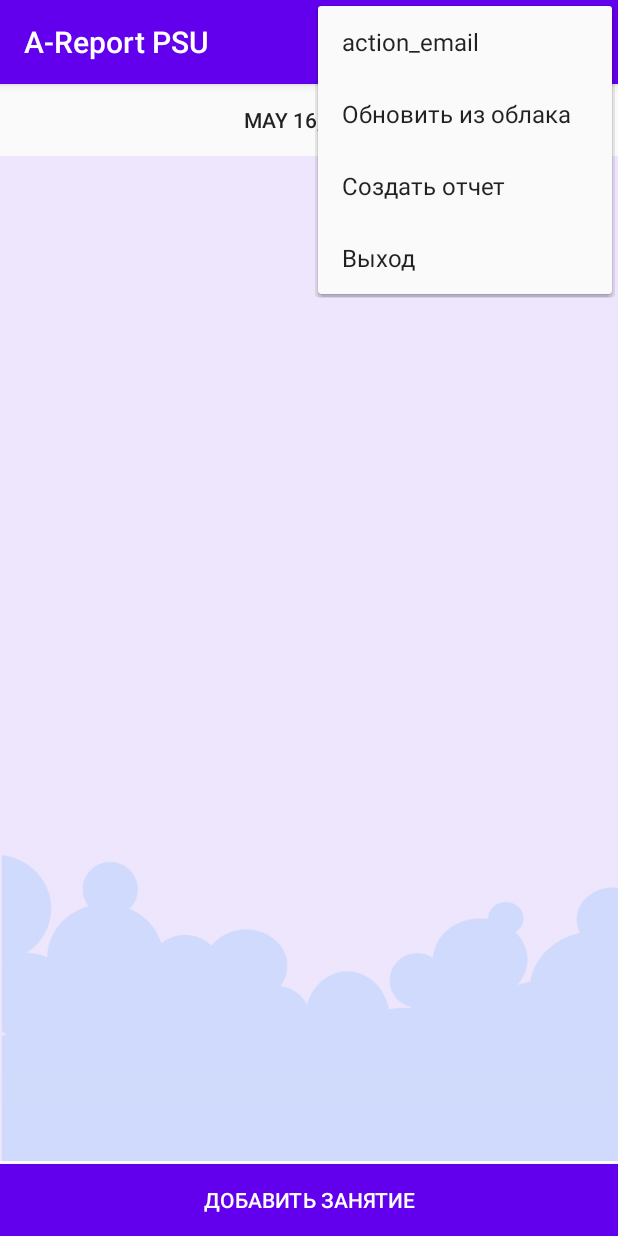
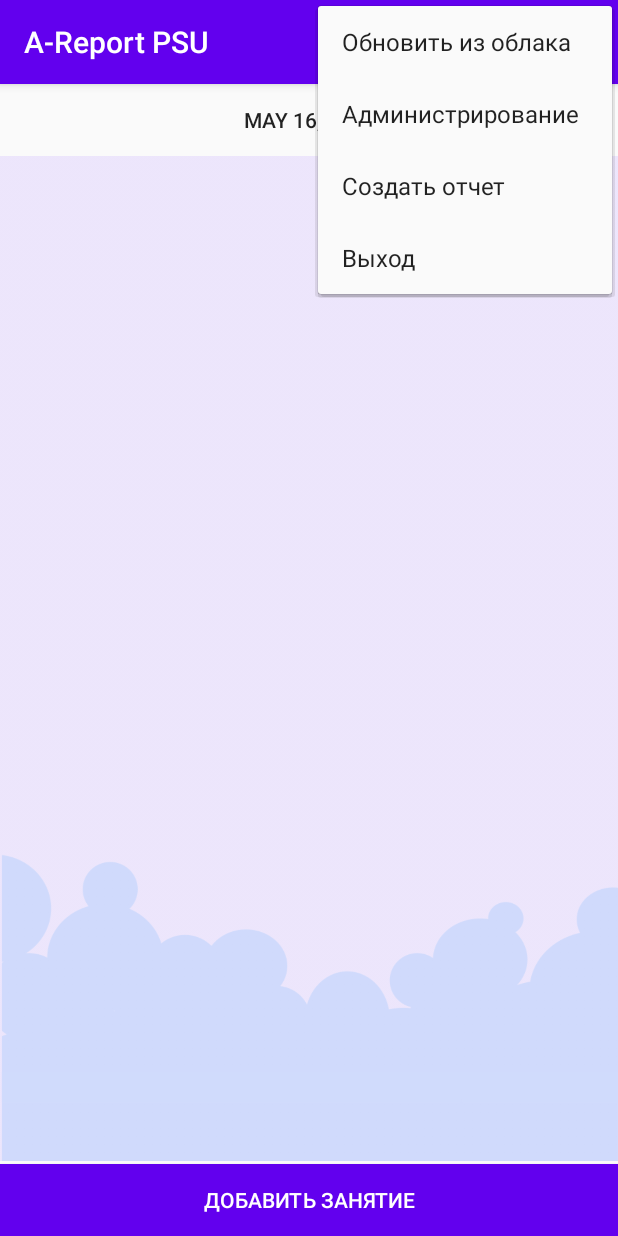
Before and after one commit to kkuzneco/AttendanceReport, an Android app: the ShowLessons screen opened directly, with no data from a screen before it, with the options menu open, on a phone screen of 412 x 824 dp. Run offline under Robolectric (Android 15) with nearby library versions, the phone set to English and light mode, and no system bars; our stand-ins replace Firebase (no records; nobody signed in at launch, a user with empty details on screens opened directly).

Commit message:
Убрала функции администратора, исправила баги на странице авторизации и частично на главной

```diff
--- a/app/src/main/java/com/a/attendancereportpsu/ShowLessons.java
+++ b/app/src/main/java/com/a/attendancereportpsu/ShowLessons.java
@@ -11,6 +11,7 @@ import android.app.DatePickerDialog;
 import android.content.Context;
 import android.content.DialogInterface;
 import android.content.Intent;
+import android.content.SharedPreferences;
 import android.database.Cursor;
 import android.database.SQLException;
 import android.database.sqlite.SQLiteDatabase;
@@ -25,6 +26,7 @@ import android.view.MenuItem;
 import android.view.View;
 import android.widget.Button;
 import android.widget.DatePicker;
+import android.widget.ProgressBar;
 import android.widget.Toast;
 
 import com.google.android.gms.tasks.OnCompleteListener;
@@ -45,24 +47,26 @@ import com.google.firebase.firestore.QuerySnapshot;
 import java.io.Serializable;
 import java.util.ArrayList;
 import java.util.Calendar;
+import java.util.concurrent.TimeUnit;
 
 import static android.text.format.DateUtils.*;
+import static java.lang.Thread.sleep;
 
 public class ShowLessons extends AppCompatActivity {
     AlertDialog.Builder builder;    //для диалога выхода
     Button date;                    //отображение и выбор даты
     Calendar dateAndTime = Calendar.getInstance();//получить текущие дату и время
     FirebaseFirestore mFirebaseDatabase;
-    DatabaseReference mDatabaseReference;
-    FirebaseDatabase firebaseData;
+    SharedPreferences sPref;
     LessonModel lesson;
     String uId;
+    ProgressBar pb;
     public FirebaseAuth mAuth;
     long start; //время начала дня для фильтрации по занятиям
     long finish;//время окончания дня
     RecyclerView listOfLessons; // список предметов
     ArrayList<LessonCard> cards; // список карточкек предметов
-    String groupId;
+    String group_id = "22407";
     private ArrayList<LessonModel> list_lessons = new ArrayList<>();
     StudentModel student;
     LessonAdapter lessonAdapter;
@@ -71,30 +75,37 @@ public class ShowLessons extends AppCompatActivity {
     @Override
     public void onCreate(Bundle savedInstanceState) {
         super.onCreate(savedInstanceState);
+        //список созданных занятий
         list_lessons = new ArrayList<>();
         setContentView(R.layout.activity_show_lessons);
         date = (Button) findViewById(R.id.date);
         listOfLessons = findViewById(R.id.lessonRecycler);
+        pb = (ProgressBar) findViewById(R.id.pb3);
+        dateAndTime.set(Calendar.HOUR_OF_DAY, 23);
+        dateAndTime.set(Calendar.MINUTE, 59);
+        dateAndTime.set(Calendar.SECOND, 59);
+        finish = dateAndTime.getTimeInMillis();
+        dateAndTime.set(Calendar.HOUR_OF_DAY, 0);
+        dateAndTime.set(Calendar.MINUTE, 0);
+        dateAndTime.set(Calendar.SECOND, 0);
+        start= dateAndTime.getTimeInMillis();
         dbHelper = new DatabaseHelper(this);
         db = dbHelper.getWritableDatabase();
+        sPref = getSharedPreferences("group_id", MODE_PRIVATE);
         if(hasConnection(this)){
             initFirebase();
-            groupId=getGroupNumber();
+            group_id = getGroupNumber();
             // обновляемся из облачной базы при создании
-            formLessonList(new ShowLessons.MyCallback() {
-                @Override
-                public void onCallback() {
-                    createListFromDatabase();
-                }
-            });
         }
+       // updateLessonsList();
         mAuth = FirebaseAuth.getInstance();
         user_check();
+        //список карточек занятий
         cards = new ArrayList<>();
+        //устанавливаем текущую дату
         setInitialDate();
         //создаем модель студента. Далее используется для заполения БД
         student = new StudentModel("","","");
-       // list_lessons.add(new LessonModel("22407", "Subject","lecturer",1617540, "12:00:00" ));
         initRecyclerView();
     }
     public interface MyCallback {
@@ -107,24 +118,14 @@ public class ShowLessons extends AppCompatActivity {
             startActivity(intent);
         }
     }
-    public void sendReport(){
-        Intent intent = new Intent(Intent.ACTION_SEND);
-        intent.setType("text/plain");
-        intent.putExtra(Intent.EXTRA_TEXT, "messageText");
-     //   intent.putExtra(Intent.EXTRA_STREAM, Uri.fromFile(outputFile)); // сюда прилетает картинка
-        Intent chosenIntent = Intent.createChooser(intent, "Заголовок в диалоговом окне");
-        startActivity(chosenIntent);
-
-    //    Intent share = new Intent(Intent.ACTION_SEND);
-        //share.setType(".xslt");
-      //  share.putExtra(Intent.EXTRA_SUBJECT, "SUBJECT TEXT 123");
-      //  share.putExtra(Intent.EXTRA_TEXT, "TEXT 123");
-       //
-      //  startActivity(Intent.createChooser(share, "SHARE RESULT")); //
+    public void onStart() {
+        super.onStart();
+        //initRecyclerView();
     }
     public void formLessonList(ShowLessons.MyCallback myCallBack){
+
         dbHelper.removeLessonsRows(db);
-        mFirebaseDatabase.collection("lessons").whereEqualTo("group_id", groupId).get()
+        mFirebaseDatabase.collection("lessons").whereEqualTo("group_id", group_id).get()
                 .addOnCompleteListener(new OnCompleteListener<QuerySnapshot>() {
                     @Override
                     public void onComplete(@NonNull Task<QuerySnapshot> task) {
@@ -134,8 +135,8 @@ public class ShowLessons extends AppCompatActivity {
                                 if (document.exists()) {
 
                                     try {
-                                        Log.d("myLessons", "поиск...");
-                                        Log.d("myLessons","insert into lessons(id, subject_id, lecurer_id, date, time) values (" + "'" + document.getId() + "'," + "'" + document.get("subject_id") + "'," + "'" + document.get("lecturer_id") + "'," + (Long)document.get("date") +  ","+ "'" + document.get("time") + "');");
+                                        Log.d("mLog", "поиск...");
+                                        Log.d("mLog","insert into lessons(id, subject_id, lecurer_id, date, time) values (" + "'" + document.getId() + "'," + "'" + document.get("subject_id") + "'," + "'" + document.get("lecturer_id") + "'," + (Long)document.get("date") +  ","+ "'" + document.get("time") + "');");
                                         //  lessons.add(new LessonModel(document.getId(), String.valueOf(document.get("group_id")),  String.valueOf(document.get("subject_id")), String.valueOf(document.get("lecturer_id")), Long.valueOf((Long)document.get("date")),String.valueOf(document.get("time"))));
                                         db.execSQL("insert into lessons(id, subject_id, lecturer_id, date, time) values (" + "'" + document.getId() + "'," + "'" + document.get("subject_id") + "'," + "'" + document.get("lecturer_id") + "'," + (Long)document.get("date") +  ","+ "'" + document.get("time") + "');");
                                     } catch (SQLException e) {
@@ -156,7 +157,7 @@ public class ShowLessons extends AppCompatActivity {
     private void createListFromDatabase(){
         list_lessons.clear();
         cards.clear();
-        db = dbHelper.getWritableDatabase();
+
         Cursor cursor = db.query("lessons", null, "date>="+start+" and date<="+finish+";", null, null, null, "date");
         Log.d("myLessons", String.valueOf(start));
         Log.d("myLessons", String.valueOf(finish));
@@ -172,7 +173,7 @@ public class ShowLessons extends AppCompatActivity {
                 Log.d("mLog", "ID = " + cursor.getString(idIndex) +
                         ", subject = " + cursor.getString(subjectIndex) +
                         ", time = " + cursor.getString(timeIndex));
-                lesson = new LessonModel(cursor.getString(idIndex),groupId, cursor.getString(subjectIndex), cursor.getString(lecturerIndex), cursor.getLong(dateIndex), cursor.getString(timeIndex));
+                lesson = new LessonModel(cursor.getString(idIndex),group_id, cursor.getString(subjectIndex), cursor.getString(lecturerIndex), cursor.getLong(dateIndex), cursor.getString(timeIndex));
                 list_lessons.add(lesson);
                 Cursor cursor1 = db.query("subjects", null, "id = '"+lesson.subject_id+"'", null, null, null, null);
                 if (cursor1.moveToFirst()) {
@@ -183,9 +184,8 @@ public class ShowLessons extends AppCompatActivity {
             } while (cursor.moveToNext());
         } else
             Log.d("mLog", "0 rows");
+        cursor.close();
 
-        cursor.close();
-        initRecyclerView();
     }
 
     public void initRecyclerView(){
@@ -277,7 +277,7 @@ public class ShowLessons extends AppCompatActivity {
                 bundle.putSerializable("lesson", (Serializable) list_lessons.get(position));
                 intent.putExtra("group", getGroupNumber());
                 intent.putExtras(bundle);
-                Log.d("GROUP IN SL", groupId);
+                //Log.d("GROUP IN SL", groupId);
                 startActivityForResult(intent,3);
             }
         });
@@ -301,6 +301,25 @@ public class ShowLessons extends AppCompatActivity {
             createListFromDatabase();
         }
     };
+    private void updateLessonsList(){
+        if(hasConnection(this)){
+            formLessonList(new ShowLessons.MyCallback() {
+                @Override
+                public void onCallback() {
+                    // TimeUnit.SECONDS.sleep(1);
+                    Log.d("mLog", "закончили запрос к фб");
+                    createListFromDatabase();
+                    initRecyclerView();
+                    pb.setVisibility(View.INVISIBLE);
+                }
+            });
+        }
+        else {
+            createListFromDatabase();
+            initRecyclerView(); pb.setVisibility(View.INVISIBLE);
+
+        }
+    }
     /*
     функция выхода из учетной записи
      */
@@ -331,9 +350,13 @@ public class ShowLessons extends AppCompatActivity {
     Установить текущую дату
      */
     public void setInitialDate() {
+
+        pb.setVisibility(View.VISIBLE);
+
         date.setText(formatDateTime(this,
                 dateAndTime.getTimeInMillis(),
                 FORMAT_SHOW_DATE | FORMAT_SHOW_YEAR));
+        updateLessonsList();
          }
 
 
@@ -376,14 +399,14 @@ public class ShowLessons extends AppCompatActivity {
             case R.id.action_exit://если выбрано "Выход"
                 exit();
                 return true;
-            case R.id.action_email://если выбрано "Выход"
-                sendReport();
+            case R.id.action_admin://если выбрано "Выход"
+
                 return true;
             case R.id.action_report://если выбрано "Создать отчет"
                 Intent intent = new Intent(ShowLessons.this, Report.class);
-                intent.putExtra("group",groupId);
+                intent.putExtra("group", sPref.getString("group_id", group_id));
                 startActivityForResult(intent,2);
-                Log.d("TAG", groupId);
+                Log.d("TAG", String.valueOf(sPref.getString("group_id", group_id)));
                 return true;
 
         }
@@ -393,12 +416,10 @@ public class ShowLessons extends AppCompatActivity {
     Добавление занятия, ждем ответа, код запроса 1
      */
     public void addLesson(View v){
-
         Intent intent = new Intent(ShowLessons.this, LessonAdd.class);
         intent.putExtra("group", getGroupNumber());
         Bundle bundle = new Bundle();
         bundle.putSerializable("lesson", null);
-        Log.d("GROUP IN SL", groupId);
         startActivityForResult(intent,1);
     }
 
@@ -408,19 +429,19 @@ public class ShowLessons extends AppCompatActivity {
         if(requestCode ==1)
             Toast.makeText(ShowLessons.this, "Занятие создано!",
                 Toast.LENGTH_SHORT).show();
-        if(requestCode ==3) {
+       else if(requestCode ==3) {
             Toast.makeText(ShowLessons.this, "Изменения применены!",
                     Toast.LENGTH_SHORT).show();
         }
+       else
+            Toast.makeText(ShowLessons.this, "Непредвиденная ошибка",
+                    Toast.LENGTH_SHORT).show();
 
     }
 
     public void initFirebase() {
         //инициализируем наше приложение для Firebase согласно параметрам в google-services.json
-        FirebaseApp.initializeApp(this);
-        //получаем точку входа для базы данных
-      //  firebaseData = FirebaseDatabase.getInstance();
-    //    mDatabaseReference = firebaseData.getReference();
+      //  FirebaseApp.initializeApp(this);
         mFirebaseDatabase = FirebaseFirestore.getInstance();
     }
 
@@ -434,7 +455,6 @@ public class ShowLessons extends AppCompatActivity {
             Log.d("User Id", uId);
            // headmen = new StudentModel("123", "student");
             // mFirebaseDatabase.collection("headmen").document(uId).set(headmen);
-
            DocumentReference docRef = mFirebaseDatabase.collection("headmen").document(uId);
             docRef.get().addOnCompleteListener(new OnCompleteListener<DocumentSnapshot>() {
                 @Override
@@ -442,22 +462,23 @@ public class ShowLessons extends AppCompatActivity {
                     if (task.isSuccessful()) {
                         DocumentSnapshot document = task.getResult();
                         if (document.exists()) {
-                            groupId = document.getString("groupId");
-                            Log.d("TAG", "DocumentSnapshot data: " + groupId);
-
-
+                            String k = String.valueOf(document.get("group_id"));
+                            SharedPreferences.Editor ed = sPref.edit();
+                            ed.putString("group_id", k);
+                            ed.commit();
+                            Log.d("TAG", "DocumentSnapshot data: " + k);
                         } else {
                             Log.d("TAG", "No such document");
-                           groupId ="";
+                           group_id = null;
                         }
                     } else {
                         Log.d("TAG", "get failed with ", task.getException());
-                      groupId =null;
+                      group_id = null;
                     }
                 }
             });
 
-            return groupId;
+            return group_id;
         }
         else return null;
     }
--- a/app/src/main/res/layout/activity_show_lessons.xml
+++ b/app/src/main/res/layout/activity_show_lessons.xml
@@ -43,6 +43,14 @@
             android:paddingLeft="10dp"
             android:paddingRight="10dp" />
 
+        <ProgressBar
+            android:id="@+id/pb3"
+            style="?android:attr/progressBarStyle"
+            android:layout_width="wrap_content"
+            android:layout_height="wrap_content"
+            android:layout_centerInParent="true"
+            android:visibility="invisible" />
+
     </RelativeLayout>
 
 </androidx.constraintlayout.widget.ConstraintLayout>
--- a/app/src/main/res/layout/cardview.xml
+++ b/app/src/main/res/layout/cardview.xml
@@ -18,7 +18,6 @@
         <RelativeLayout
             android:layout_width="match_parent"
             android:layout_height="match_parent"
-            android:background="#FFFFFF"
             android:padding="16dp">
 
             <TextView
--- a/app/src/main/res/menu/menu_main.xml
+++ b/app/src/main/res/menu/menu_main.xml
@@ -4,19 +4,19 @@
     tools:context="com.a.attendancereportpsu.MainActivity">
 
     <item
+        android:id="@+id/update"
+        android:title="Обновить из облака" />
+    <item
         android:id="@+id/action_report"
         android:orderInCategory="100"
         android:title="Создать отчет"
         app:showAsAction="never" />
     <item
-        android:id="@+id/action_email"
-        android:title="action_email" />
-    <item
-        android:id="@+id/update"
-        android:title="Обновить из облака" />
-    <item
         android:id="@+id/action_exit"
         android:orderInCategory="100"
         android:title="Выход"
         app:showAsAction="never" />
+    <item
+        android:id="@+id/action_admin"
+        android:title="Администрирование" />
 </menu>
```
Also changed, not shown: app/src/main/java/com/a/attendancereportpsu/LessonModel.java (+10 -7 lines), app/src/main/java/com/a/attendancereportpsu/MainActivity.java (+27 -33 lines).
